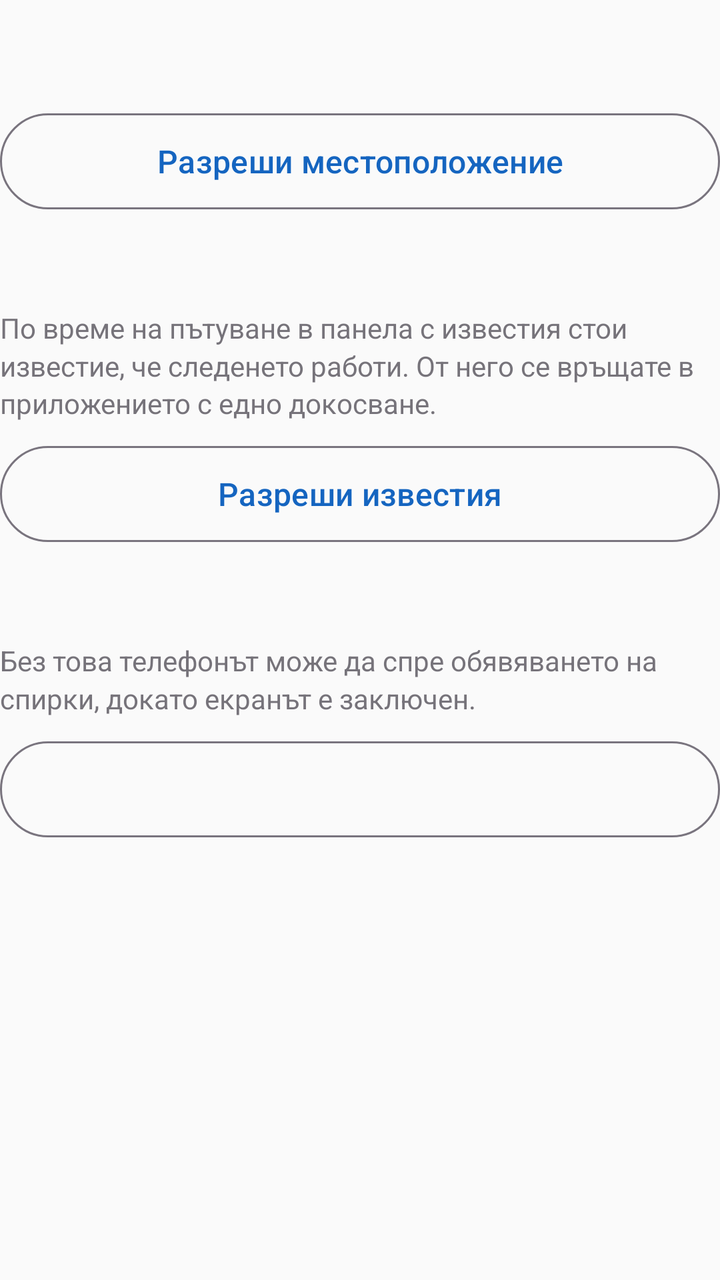
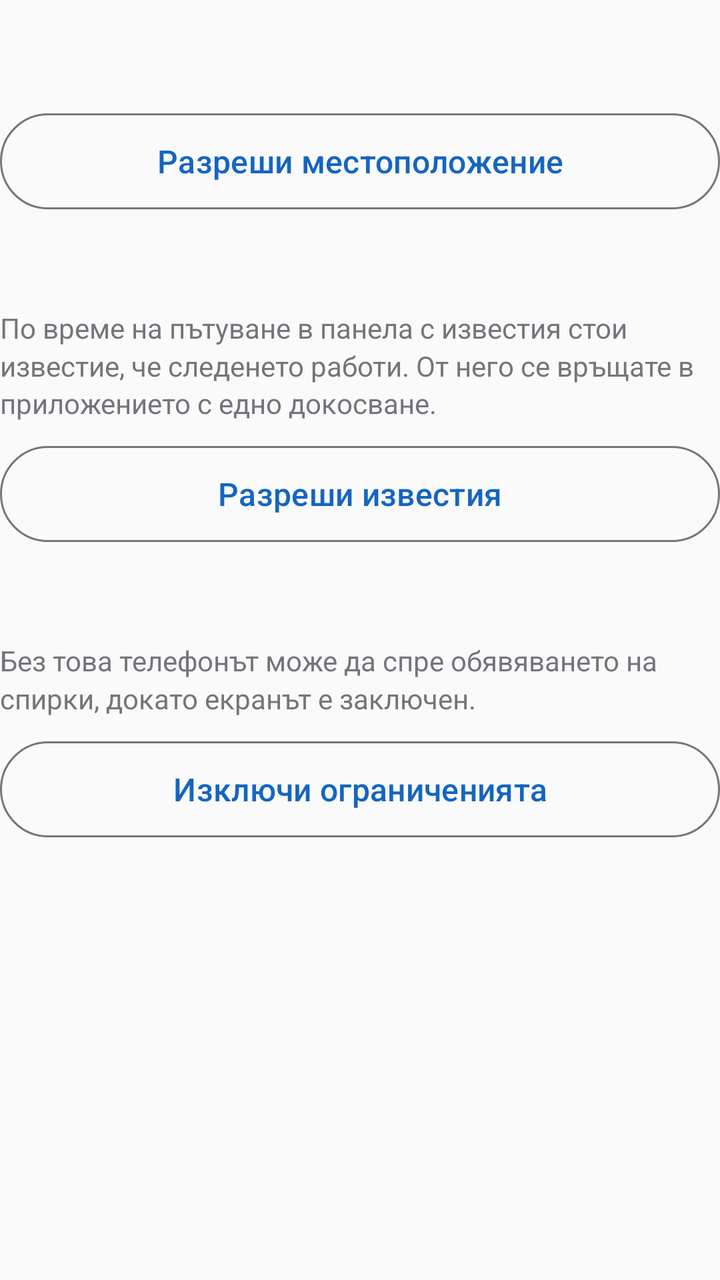

An Android layout rendered at two revisions. The XML below is the earlier revision; the diff shows what the commit changed to produce the second picture.
<!-- AndroidManifest.xml: application theme Theme.SofiaTransit -->
<!-- res/layout/view_permission_rows.xml -->
<?xml version="1.0" encoding="utf-8"?>
<LinearLayout xmlns:android="http://schemas.android.com/apk/res/android"
    android:layout_width="match_parent"
    android:layout_height="wrap_content"
    android:orientation="vertical">

    <TextView android:id="@+id/tvLocationStatus"
        android:layout_width="match_parent"
        android:layout_height="wrap_content"
        android:textSize="16sp"
        android:textStyle="bold"/>

    <TextView android:id="@+id/tvLocationInfo"
        android:layout_width="match_parent"
        android:layout_height="wrap_content"
        android:textSize="14sp"
        android:alpha="0.75"
        android:lineSpacingMultiplier="1.15"
        android:paddingTop="4dp"/>

    <Button android:id="@+id/btnLocation"
        android:layout_width="match_parent"
        android:layout_height="56dp"
        android:layout_marginTop="8dp"
        android:text="Разреши местоположение"
        style="@style/Widget.Material3.Button.OutlinedButton"/>

    <LinearLayout android:id="@+id/rowNotifications"
        android:layout_width="match_parent"
        android:layout_height="wrap_content"
        android:orientation="vertical"
        android:paddingTop="20dp">

        <TextView android:id="@+id/tvNotificationsStatus"
            android:layout_width="match_parent"
            android:layout_height="wrap_content"
            android:textSize="16sp"
            android:textStyle="bold"/>

        <TextView
            android:layout_width="match_parent"
            android:layout_height="wrap_content"
            android:text="По време на пътуване в панела с известия стои известие, че следенето работи. От него се връщате в приложението с едно докосване."
            android:textSize="14sp"
            android:alpha="0.75"
            android:lineSpacingMultiplier="1.15"
            android:paddingTop="4dp"/>

        <Button android:id="@+id/btnNotifications"
            android:layout_width="match_parent"
            android:layout_height="56dp"
            android:layout_marginTop="8dp"
            android:text="Разреши известия"
            style="@style/Widget.Material3.Button.OutlinedButton"/>
    </LinearLayout>

    <TextView android:id="@+id/tvBatteryStatus"
        android:layout_width="match_parent"
        android:layout_height="wrap_content"
        android:paddingTop="20dp"
        android:textSize="16sp"
        android:textStyle="bold"/>

    <TextView
        android:layout_width="match_parent"
        android:layout_height="wrap_content"
        android:text="Без това телефонът може да спре обявяването на спирки, докато екранът е заключен."
        android:textSize="14sp"
        android:alpha="0.75"
        android:lineSpacingMultiplier="1.15"
        android:paddingTop="4dp"/>

    <Button android:id="@+id/btnBattery"
        android:layout_width="match_parent"
        android:layout_height="56dp"
        android:layout_marginTop="8dp"
        style="@style/Widget.Material3.Button.OutlinedButton"/>

</LinearLayout>
<!-- resources referenced by this layout -->
<resources>
  <style name="Theme.SofiaTransit" parent="Theme.Material3.DayNight.NoActionBar">
          <item name="colorPrimary">@color/primary</item>
          <item name="colorOnPrimary">@color/on_primary</item>
          <item name="colorPrimaryContainer">@color/primary_container</item>
          <item name="colorSurface">@color/surface</item>
          <item name="android:windowBackground">@color/background</item>
          
          <item name="android:textSize">16sp</item>
          
          <item name="minTouchTargetSize">48dp</item>
      </style>
  <color name="primary">#1565C0</color>
  <color name="on_primary">#FFFFFF</color>
  <color name="primary_container">#BBDEFB</color>
  <color name="surface">#FFFFFF</color>
  <color name="background">#FAFAFA</color>
</resources>

<!-- the commit's change to res/layout/view_permission_rows.xml (unified diff, before → after) -->
@@ -74,6 +74,7 @@
         android:layout_width="match_parent"
         android:layout_height="56dp"
         android:layout_marginTop="8dp"
+        android:text="Изключи ограниченията"
         style="@style/Widget.Material3.Button.OutlinedButton"/>
 
 </LinearLayout>
